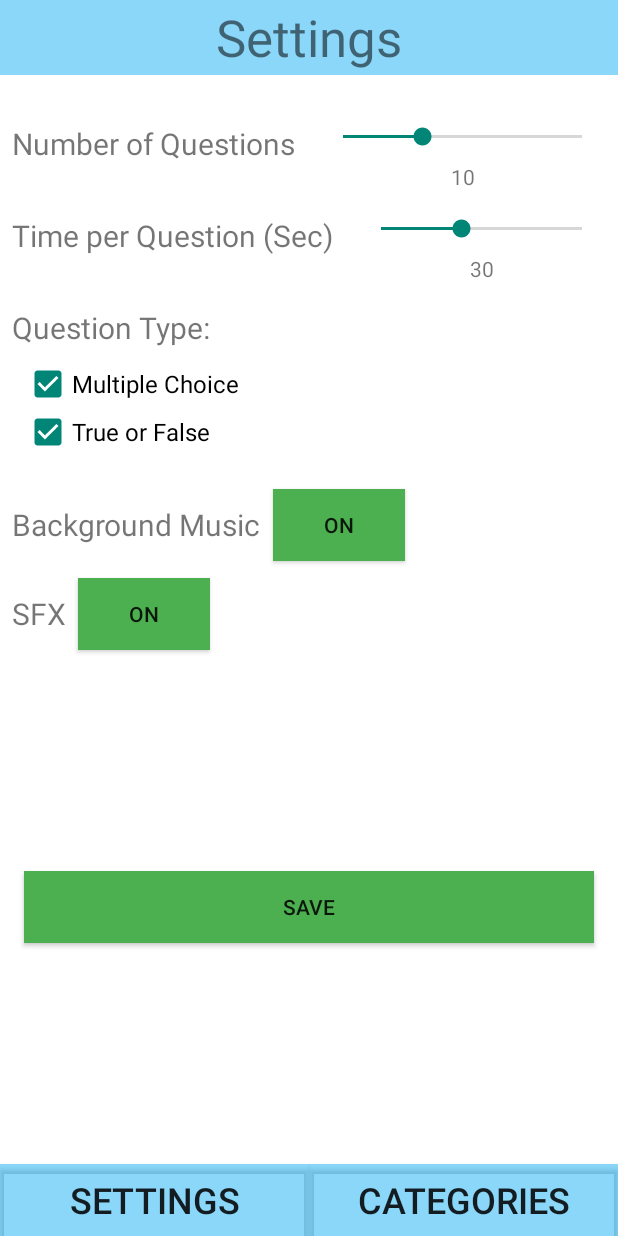
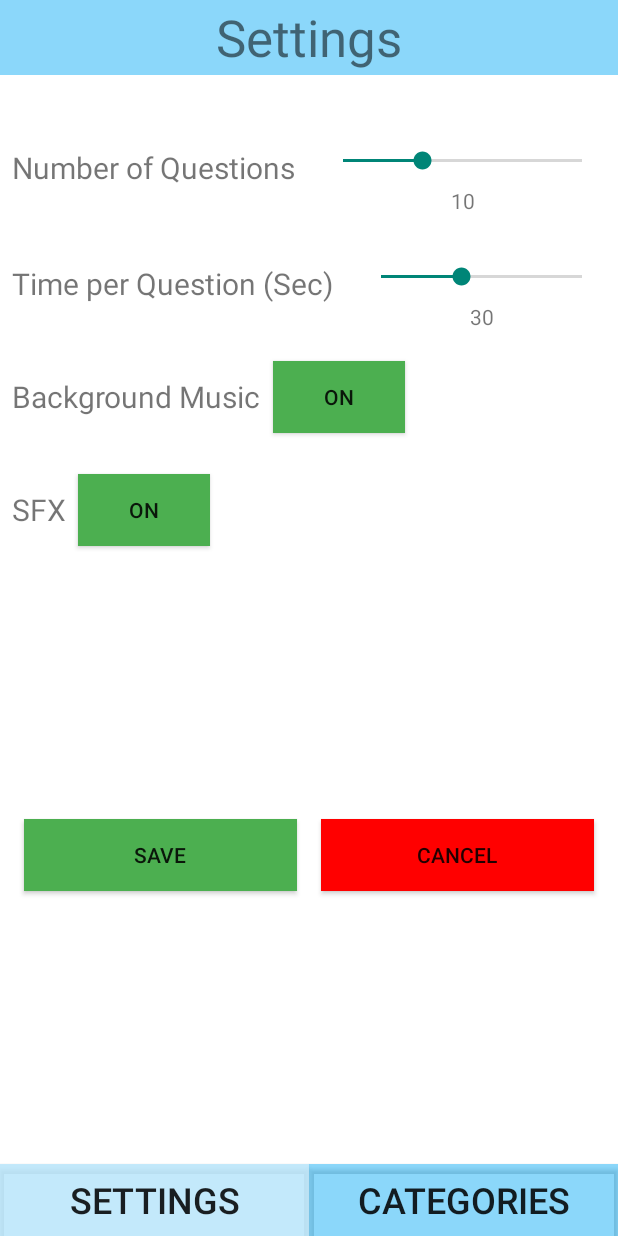
Before and after one commit to gmai2015gm/Quizzical-Pursuit, an Android app: the SettingsActivity screen opened directly, with no data from a screen before it, on a phone screen of 412 x 824 dp. Run offline under Robolectric (Android 15) with nearby library versions, the phone set to English and light mode, and no system bars; network calls fail.

Commit message:
Settings and Main Activity Formatting
Formatted the buttons at the bottom of the main activity and formatted the categories so that they would be on two lines if needed. Removed the options for type of question in settings.

```diff
--- a/Quizzical-Pursuit/app/src/main/java/com/example/quizzicalpursuit/CategoryAdapter.java
+++ b/Quizzical-Pursuit/app/src/main/java/com/example/quizzicalpursuit/CategoryAdapter.java
@@ -3,6 +3,7 @@ import static androidx.core.content.ContextCompat.startActivity;
 
 import android.content.Context;
 import android.content.Intent;
+import android.graphics.Color;
 import android.os.Bundle;
 import android.util.Log;
 import android.view.LayoutInflater;
@@ -55,6 +56,8 @@ public class CategoryAdapter extends RecyclerView.Adapter<CategoryAdapter.Catego
 
             txtName = view.findViewById(R.id.txtName);
             btnSelect = view.findViewById(R.id.btnSelect);
+            btnSelect.setBackgroundColor(Color.parseColor("#FF4CAF50"));
+
 
             btnSelect.setOnClickListener(e->{
                 Log.d("HESH","SPAM "+ txtName.getText());
--- a/Quizzical-Pursuit/app/src/main/java/com/example/quizzicalpursuit/SettingsActivity.java
+++ b/Quizzical-Pursuit/app/src/main/java/com/example/quizzicalpursuit/SettingsActivity.java
@@ -27,10 +27,8 @@ public class SettingsActivity extends AppCompatActivity {
     SharedPreferences.Editor editor;
     SeekBar sbNumQuest, sbTimePerQuest;
     TextView txtNumQuest, txtTimePerQuest;
-    CheckBox cbMC, cbTF;
-    Button btnMusic, btnSFX, btnSettingsSP, btnCategoriesSP, btnSave;
+    Button btnMusic, btnSFX, btnSettingsSP, btnCategoriesSP, btnSave, btnCancel;
     String TAG = "SETTINGS";
-    ArrayList<String> questionType;
     ArrayList<String> sounds;
 
     // Variables to hold the number of questions and the time per question
@@ -54,22 +52,19 @@ public class SettingsActivity extends AppCompatActivity {
         btnMusic = findViewById(R.id.btnMusic);
         btnSFX = findViewById(R.id.btnSFX);
         btnSave = findViewById(R.id.btnSave);
+        btnCancel = findViewById(R.id.btnCancel);
         btnSettingsSP = findViewById(R.id.btnSettingsSP);
         btnCategoriesSP = findViewById(R.id.btnCategoriesSP);
         sbNumQuest = findViewById(R.id.sbNumQuest);
         sbTimePerQuest = findViewById(R.id.sbTimePerQuest);
         txtNumQuest = findViewById(R.id.txtNumQuest);
         txtTimePerQuest = findViewById(R.id.txtTimePerQuest);
-        cbTF = findViewById(R.id.cbTF);
-        cbMC = findViewById(R.id.cbMC);
 
         // Set background color for the buttons initially
         btnMusic.setBackgroundColor(Color.RED);
         btnSFX.setBackgroundColor(Color.RED);
         btnSave.setBackgroundColor(Color.parseColor("#FF4CAF50"));
-
-        // Get the preferences for what types of questions that user wants
-        String[] types = preferences.getString("questionType", "Multiple Choice, True or False").split(",");
+        btnCancel.setBackgroundColor(Color.RED);
 
         // Get the preferences for if user wants music or sfx
         String[] sound = preferences.getString("sounds", "Music, SFX").split(",");
@@ -78,21 +73,8 @@ public class SettingsActivity extends AppCompatActivity {
         numQuestions = preferences.getInt("numQuestions", 10);
         timePerQuestion = preferences.getInt("timePerQuestion", 30);
 
-        // Initialize the array list for question type and sounds
-        questionType = new ArrayList<>();
+        // Initialize the array list for sounds
         sounds = new ArrayList<>();
-
-        // Check initial boxes to see what should be checked
-        for (String s : types) {
-            if (s.contains("Multiple Choice")) {
-                cbMC.setChecked(true);
-                questionType.add("Multiple Choice");
-            }
-            if (s.contains("True or False")) {
-                cbTF.setChecked(true);
-                questionType.add("True or False");
-            }
-        }
 
         // Show if user initially wanted music or sfx
         // Change text and background to match
@@ -113,46 +95,31 @@ public class SettingsActivity extends AppCompatActivity {
 
         // When this button is clicked, preferences will be saved
         btnSave.setOnClickListener(e -> {
-            // Make sure user checks at least one type of question
-            if (questionType.size() >= 1) {
-
-                // Make question type string to send through preferences
-                String sendQuest = "";
-                for(int j=0; j<questionType.size();j++){
-                    sendQuest += questionType.get(j) + ",";
-                }
-
             // Make sound type string to send through preferences
             String sendSound = "";
-                for(int j=0; j<sounds.size();j++){
+            for (int j = 0; j < sounds.size(); j++) {
                 sendSound += sounds.get(j) + ",";
             }
 
             // Edit the numQuestions, timePerQuestion, question type, and sounds in preferences
-                editor.putInt("numQuestions", Integer.parseInt(txtNumQuest.getText() +""));
+            editor.putInt("numQuestions", Integer.parseInt(txtNumQuest.getText() + ""));
             editor.putInt("timePerQuestion", Integer.parseInt(txtTimePerQuest.getText() + ""));
-                editor.putString("questionType", sendQuest);
             editor.putString("sounds", sendSound);
             editor.apply();
 
             // To check if things are saving correctly
             Log.d(TAG, "numQuestions" + preferences.getInt("numQuestions", 1));
             Log.d(TAG, "timePerQuestion" + preferences.getInt("timePerQuestion", 1));
-                Log.d(TAG, "questionType" + preferences.getString("questionType", "1"));
             Log.d(TAG, "sounds" + preferences.getString("sounds", "1"));
 
             // Display message for user when things are saved correctly
             Toast.makeText(this, "Changes saved successfully.", Toast.LENGTH_LONG).show();
-            } else {
-                // Display message for user because they didn't click enough types
-                Toast.makeText(this, "Please select at least two options.", Toast.LENGTH_LONG).show();
-            }
 
         });
 
 
         // Each time a button is clicked they will be added of removed from the sounds array
-        btnMusic.setOnClickListener(e ->{
+        btnMusic.setOnClickListener(e -> {
             // Check if button is supposed to be "on"
             // Change text and background to match
             if (!music) {
@@ -169,7 +136,7 @@ public class SettingsActivity extends AppCompatActivity {
         });
 
         // Each time a button is clicked they will be added of removed from the sounds array
-        btnSFX.setOnClickListener(e ->{
+        btnSFX.setOnClickListener(e -> {
             // Check if button is supposed to be "on"
             // Change text and background to match
             if (!sfx) {
@@ -193,10 +160,14 @@ public class SettingsActivity extends AppCompatActivity {
             public void onProgressChanged(SeekBar seekBar, int i, boolean b) {
                 txtTimePerQuest.setText(i + "");
             }
+
             @Override
-            public void onStartTrackingTouch(SeekBar seekBar) {}
+            public void onStartTrackingTouch(SeekBar seekBar) {
+            }
+
             @Override
-            public void onStopTrackingTouch(SeekBar seekBar) {}
+            public void onStopTrackingTouch(SeekBar seekBar) {
+            }
         });
 
         // Progress Bar implementation Logic for number of questions
@@ -207,10 +178,14 @@ public class SettingsActivity extends AppCompatActivity {
             public void onProgressChanged(SeekBar seekBar, int i, boolean b) {
                 txtNumQuest.setText(i + "");
             }
+
             @Override
-            public void onStartTrackingTouch(SeekBar seekBar) {}
+            public void onStartTrackingTouch(SeekBar seekBar) {
+            }
+
             @Override
-            public void onStopTrackingTouch(SeekBar seekBar) {}
+            public void onStopTrackingTouch(SeekBar seekBar) {
+            }
         });
 
         // Will send user to Main activity
@@ -220,41 +195,27 @@ public class SettingsActivity extends AppCompatActivity {
         });
 
         // Will send user to Settings again if they wish to
-        btnSettingsSP.setOnClickListener(e ->{
+        btnCancel.setOnClickListener(e -> {
             Intent i = new Intent(this, SettingsActivity.class);
             resultLauncher.launch(i);
         });
 
 
         // Initialize the resultLauncher
-        resultLauncher = registerForActivityResult(new ActivityResultContracts.StartActivityForResult(), result->{
-            Log.d("Main_Activity","Activity was finished.");
-            Log.d("Main_Activity",result.getResultCode()+"");
-            switch (result.getResultCode()){
-                case 0:Log.d("Main_Activity","Back Button was pressed");break;
-                case 222:Log.d("Main_Activity","Useractivity finished");break;
-                case 333:Log.d("Main_Activity","Signup activity finished. Returned "+result.getData().getStringExtra("name"));break;
+        resultLauncher = registerForActivityResult(new ActivityResultContracts.StartActivityForResult(), result -> {
+            Log.d("Main_Activity", "Activity was finished.");
+            Log.d("Main_Activity", result.getResultCode() + "");
+            switch (result.getResultCode()) {
+                case 0:
+                    Log.d("Main_Activity", "Back Button was pressed");
+                    break;
+                case 222:
+                    Log.d("Main_Activity", "Useractivity finished");
+                    break;
+                case 333:
+                    Log.d("Main_Activity", "Signup activity finished. Returned " + result.getData().getStringExtra("name"));
+                    break;
             }
         });
     }
-
-
-    // Based on what boxes are checked or not, add and remove from array
-    public void checkActions(View v){
-        CheckBox chkSelected = (CheckBox) v;
-
-        // Make sure there are not repeats
-        if (questionType.contains(chkSelected.getText())){
-            questionType.remove(chkSelected.getText().toString());
-            questionType.remove(chkSelected.getText().toString());
 }
-
-        // Add and remove
-        if(chkSelected.isChecked()) {
-            questionType.add(chkSelected.getText().toString());
-        }else {
-            questionType.remove(chkSelected.getText().toString());
-        }
-
-    }
-}
--- a/Quizzical-Pursuit/app/src/main/res/layout/activity_settings.xml
+++ b/Quizzical-Pursuit/app/src/main/res/layout/activity_settings.xml
@@ -25,7 +25,7 @@
         android:layout_width="wrap_content"
         android:layout_height="wrap_content"
         android:layout_marginStart="8dp"
-        android:layout_marginTop="32dp"
+        android:layout_marginTop="48dp"
         android:text="Number of Questions"
         android:textSize="20sp"
         app:layout_constraintEnd_toStartOf="@+id/sbNumQuest"
@@ -38,7 +38,7 @@
         android:layout_width="wrap_content"
         android:layout_height="wrap_content"
         android:layout_marginStart="8dp"
-        android:layout_marginTop="16dp"
+        android:layout_marginTop="32dp"
         android:text="Time per Question (Sec)"
         android:textSize="20sp"
         app:layout_constraintEnd_toStartOf="@+id/sbTimePerQuest"
@@ -73,65 +73,22 @@
         app:layout_constraintTop_toTopOf="@+id/textView7" />
 
     <TextView
-        android:id="@+id/textView8"
-        android:layout_width="wrap_content"
-        android:layout_height="wrap_content"
-        android:layout_marginStart="8dp"
-        android:layout_marginTop="16dp"
-        android:text="Question Type:"
-        android:textSize="20sp"
-        app:layout_constraintStart_toStartOf="parent"
-        app:layout_constraintTop_toBottomOf="@+id/txtTimePerQuest" />
-
-    <androidx.gridlayout.widget.GridLayout
-        android:id="@+id/gridLayout"
-        android:layout_width="wrap_content"
-        android:layout_height="wrap_content"
-        android:layout_marginStart="16dp"
-        android:layout_marginTop="8dp"
-        app:columnCount="1"
-        app:layout_constraintStart_toStartOf="parent"
-        app:layout_constraintTop_toBottomOf="@+id/textView8"
-        app:rowCount="2">
-
-        <CheckBox
-            android:id="@+id/cbMC"
-            android:layout_width="wrap_content"
-            android:layout_height="wrap_content"
-            android:onClick="checkActions"
-            android:text="Multiple Choice"
-            android:textSize="16sp"
-            app:layout_column="0"
-            app:layout_row="0" />
-
-        <CheckBox
-            android:id="@+id/cbTF"
-            android:layout_width="wrap_content"
-            android:layout_height="wrap_content"
-            android:onClick="checkActions"
-            android:text="True or False"
-            android:textSize="16sp"
-            app:layout_column="0"
-            app:layout_row="1" />
-    </androidx.gridlayout.widget.GridLayout>
-
-    <TextView
         android:id="@+id/textView10"
         android:layout_width="wrap_content"
         android:layout_height="wrap_content"
         android:layout_marginStart="8dp"
-        android:layout_marginTop="32dp"
+        android:layout_marginTop="48dp"
         android:text="Background Music"
         android:textSize="20sp"
         app:layout_constraintStart_toStartOf="parent"
-        app:layout_constraintTop_toBottomOf="@+id/gridLayout" />
+        app:layout_constraintTop_toBottomOf="@+id/textView7" />
 
     <TextView
         android:id="@+id/textView11"
         android:layout_width="wrap_content"
         android:layout_height="wrap_content"
         android:layout_marginStart="8dp"
-        android:layout_marginTop="32dp"
+        android:layout_marginTop="48dp"
         android:text="SFX"
         android:textSize="20sp"
         app:layout_constraintStart_toStartOf="parent"
@@ -162,7 +119,7 @@
         android:layout_width="0dp"
         android:layout_height="wrap_content"
         android:background="#FFFFFF"
-        android:backgroundTint="#7503A9F4"
+        android:backgroundTint="#CDB5E4FA"
         android:text="Settings"
         android:textSize="24sp"
         app:layout_constraintBottom_toBottomOf="parent"
@@ -208,11 +165,25 @@
         android:layout_width="0dp"
         android:layout_height="wrap_content"
         android:layout_marginStart="16dp"
-        android:layout_marginEnd="16dp"
+        android:layout_marginEnd="8dp"
         android:text="SAVE"
         app:layout_constraintBottom_toTopOf="@+id/btnSettingsSP"
-        app:layout_constraintEnd_toEndOf="parent"
+        app:layout_constraintEnd_toStartOf="@+id/btnCancel"
+        app:layout_constraintHorizontal_bias="0.5"
         app:layout_constraintStart_toStartOf="parent"
         app:layout_constraintTop_toBottomOf="@+id/btnSFX" />
 
+    <Button
+        android:id="@+id/btnCancel"
+        android:layout_width="0dp"
+        android:layout_height="wrap_content"
+        android:layout_marginStart="8dp"
+        android:layout_marginEnd="16dp"
+        android:text="CANCEL"
+        app:layout_constraintBottom_toBottomOf="@+id/btnSave"
+        app:layout_constraintEnd_toEndOf="parent"
+        app:layout_constraintHorizontal_bias="0.5"
+        app:layout_constraintStart_toEndOf="@+id/btnSave"
+        app:layout_constraintTop_toTopOf="@+id/btnSave" />
+
 </androidx.constraintlayout.widget.ConstraintLayout>
```
Also changed, not shown: Quizzical-Pursuit/app/src/main/res/layout/activity_main.xml (+22 -14 lines), Quizzical-Pursuit/app/src/main/res/layout/category_layout.xml (+13 -2 lines). Lines whose indentation alone changed are shown as unchanged.
